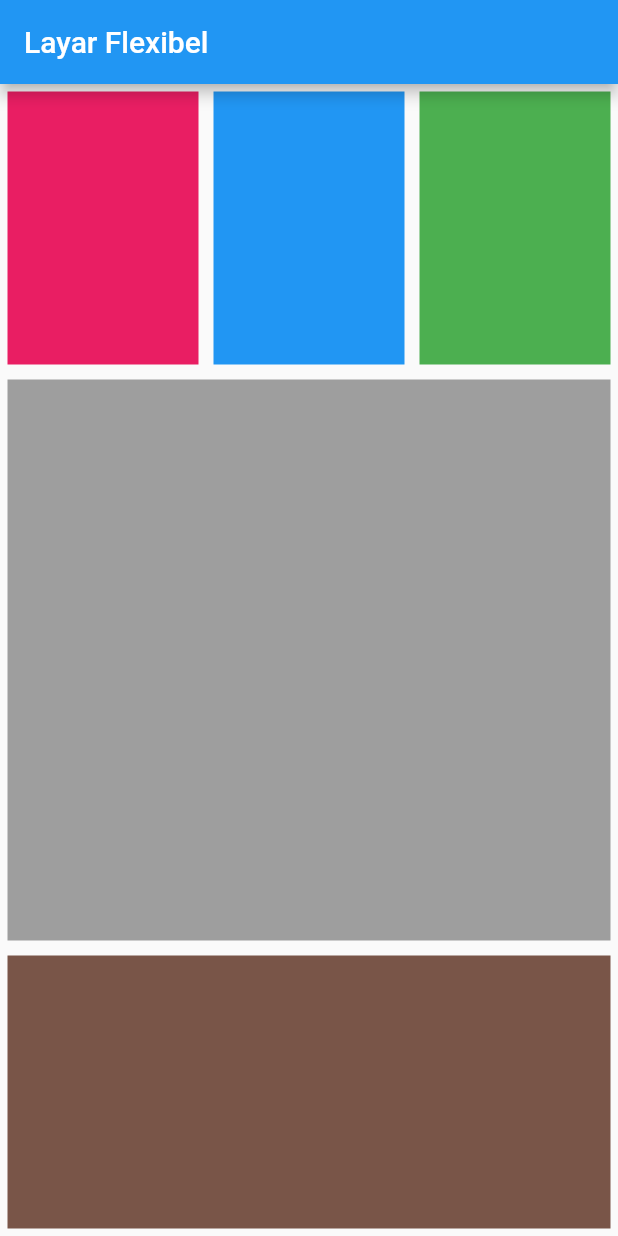
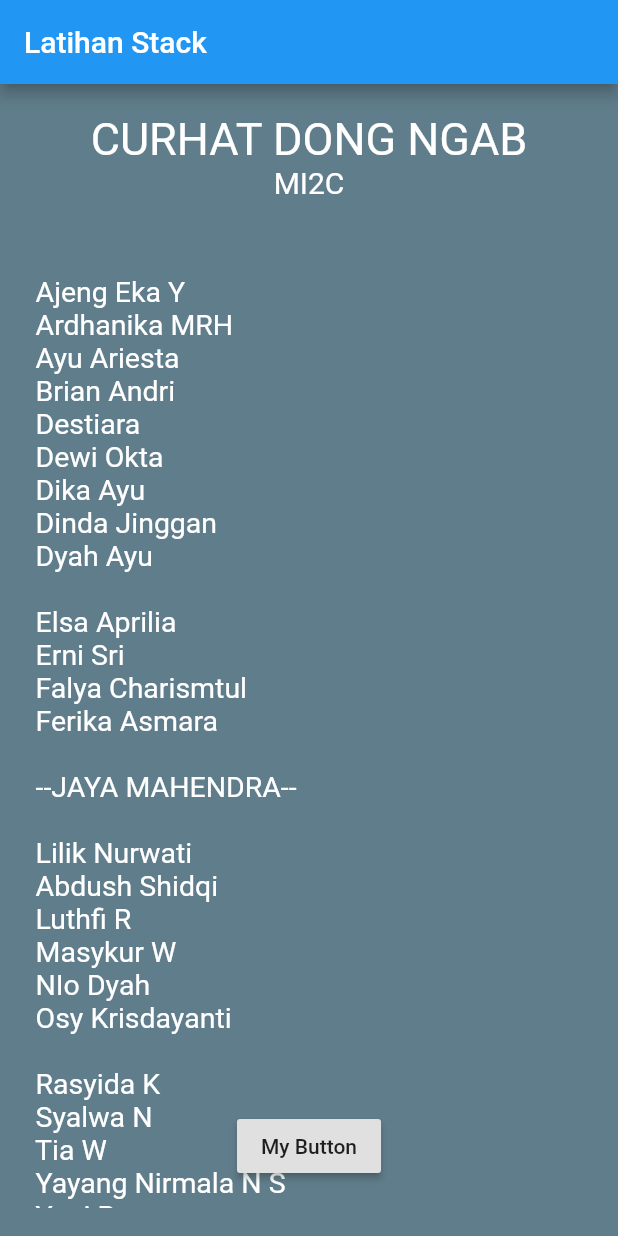
Before and after one commit to JayaMahendra/Perdalam-Flutter, a Flutter app: the screen it shows after launch, on a phone screen of 412 x 824 dp. Run offline on Flutter 3.47's test engine with Material 2 defaults, Android fonts, the phone set to English and light mode, and no system bars.

Commit message:
12 Stack & Align

```diff
--- a/lib/main.dart
+++ b/lib/main.dart
@@ -1,9 +1,15 @@
 import 'package:flutter/material.dart';
 
-//INI APLIKASI UNTUK MENCOBA FLEXIBLE
-//MAKSUTNYA ADALAH KARENA UKURAN SETIAP HP BEDA,
-//TIDAK SAMA SEPERTI SAAT NGODING(EMULATOR)
-//KALAU TIDAK PERCAYA SAAT RUN SILAHKAN DI ROTATE HPNYA
+//12 STACK DAN ALIGN
+
+// STACK
+// kalo di photoshop digunakan untuk layer
+// layer 1 = background
+// layer 2 = text anggota kelas
+// layer 3 = button
+
+//ALIGN
+//biasalah ky kuliah
 
 void main() {
   runApp(MyApp());
@@ -17,49 +23,60 @@ class MyApp extends StatelessWidget {
     return MaterialApp(
       home: Scaffold(
           appBar: AppBar(
-          title: Text('Layar Flexibel'),
+            title: Text('Latihan Stack'),
           ),
-        body: Column(
+          body: Stack(children: <Widget>[
+            Container(
+              color: Colors.blueGrey,
+            ),
+            Padding(
+              padding: EdgeInsets.all(19),
+              child: ListView(children: <Widget>[
+                Row(
+                  mainAxisAlignment: MainAxisAlignment.center,
                   children: <Widget>[
-            Flexible(
-              child: Row(
+                    Column(
                       children: [
-                  Flexible(
-                      flex: 1,
-                      child: Container(
-                        margin: EdgeInsets.all(5),
-                        color: Colors.pink,
-                      )),
-                  Flexible(
-                      flex: 1,
-                      child: Container(
-                        margin: EdgeInsets.all(5),
-                        color: Colors.blue,
-                      )),
-                  Flexible(
-                      flex: 1,
-                      child: Container(
-                        margin: EdgeInsets.all(5),
-                        color: Colors.green,
-                      )),
+                        Text(
+                          "CURHAT DONG NGAB",
+                          style: TextStyle(
+                            color: Colors.white,
+                            fontSize: 30,
+                          ),
+                        ),
+                        Text(
+                          "MI2C",
+                          style: TextStyle(color: Colors.white, fontSize: 20),
+                        )
+                      ],
+                    )
+                  ],
+                ),
+                Padding(
+                  padding: const EdgeInsets.only(top: 50, bottom: 20),
+                  child: Column(
+                    mainAxisAlignment: MainAxisAlignment.start,
+                    crossAxisAlignment: CrossAxisAlignment.start,
+                    children: [
+                      Text(
+                        " Ajeng Eka Y \n Ardhanika MRH \n Ayu Ariesta \n Brian Andri \n Destiara \n Dewi Okta \n Dika Ayu \n Dinda Jinggan \n Dyah Ayu \n \n Elsa Aprilia \n Erni Sri \n Falya Charismtul \n Ferika Asmara \n \n --JAYA MAHENDRA-- \n \n Lilik Nurwati \n Abdush Shidqi \n Luthfi R \n Masykur W \n NIo Dyah \n Osy Krisdayanti \n\n Rasyida K \n Syalwa N \n Tia W \n Yayang Nirmala N S \n Yuni R \n Zamrony",
+                        style: TextStyle(fontSize: 19, color: Colors.white),
+                      )
                     ],
                   ),
                 ),
-            Flexible(
-                flex: 2,
-                child: Container(
-                  margin: EdgeInsets.all(5),
-                  color: Colors.grey,
-                )),
-            Flexible(
-                flex: 1,
-                child: Container(
-                  margin: EdgeInsets.all(5),
-                  color: Colors.brown,
-                )),
-          ],
+              ]),
             ),
-      ),
+            Align(
+
+              // custom
+              // x = vertikal y = horizontal
+              // dimulai dari -1 0 1 . coba ae ngab custom sendiri
+              alignment: Alignment(0, 0.9),
+              // alignment: Alignment.bottomCenter,
+                child:
+                    RaisedButton(onPressed: () {}, child: Text("My Button"))),
+          ])),
     );
   }
 }
```
Lines whose indentation alone changed are shown as unchanged.
